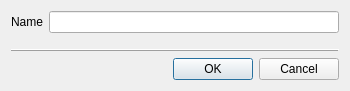
First picture: the form in lclib/qt/lc_qgroupdialog.ui, repository trevorsandy/lpub3d-ci, before the edit.
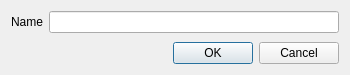
Second picture: the form after the edit.

The edit to the form file:
```diff
--- a/lclib/qt/lc_qgroupdialog.ui
+++ b/lclib/qt/lc_qgroupdialog.ui
@@ -7,7 +7,7 @@
     <x>0</x>
     <y>0</y>
     <width>350</width>
-    <height>91</height>
+    <height>75</height>
    </rect>
   </property>
   <property name="windowTitle">
@@ -31,16 +31,6 @@
      </item>
     </layout>
    </item>
-   <item>
-    <widget class="QFrame" name="frame">
-     <property name="frameShape">
-      <enum>QFrame::HLine</enum>
-     </property>
-     <property name="frameShadow">
-      <enum>QFrame::Raised</enum>
-     </property>
-    </widget>
-   </item>
    <item>
     <widget class="QDialogButtonBox" name="buttonBox">
      <property name="orientation">
```
